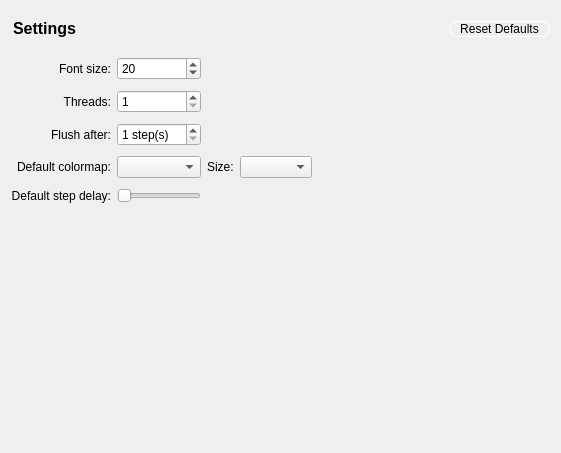
Above: src/gui/forms/settingspage.ui from evoplex/evoplex before the change. Below: the same form after it.
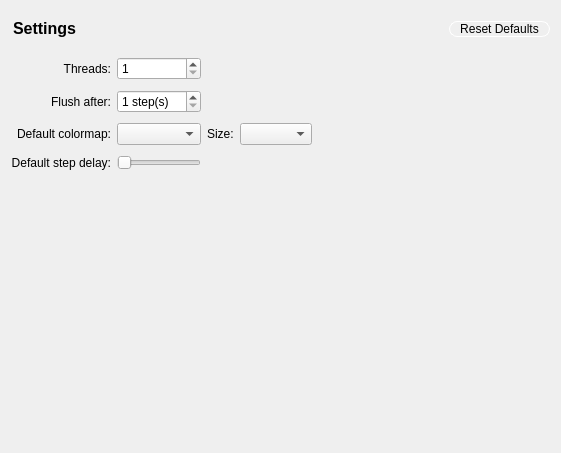
That is the form after the change.

Commit message: Enables high-DPI scaling + removes font size selector from SettingsPage

Diff of the .ui file:
```diff
--- a/src/gui/forms/settingspage.ui
+++ b/src/gui/forms/settingspage.ui
@@ -110,20 +110,34 @@
      <property name="verticalSpacing">
       <number>10</number>
      </property>
-     <item row="3" column="1">
-      <widget class="QComboBox" name="colormaps"/>
+     <item row="1" column="0">
+      <widget class="QLabel" name="label_6">
+       <property name="text">
+        <string>Flush after:</string>
+       </property>
+       <property name="alignment">
+        <set>Qt::AlignRight|Qt::AlignTrailing|Qt::AlignVCenter</set>
+       </property>
+      </widget>
      </item>
-     <item row="3" column="3">
-      <widget class="QComboBox" name="colormapsize">
-       <property name="minimumSize">
-        <size>
-         <width>50</width>
-         <height>0</height>
-        </size>
+     <item row="2" column="0">
+      <widget class="QLabel" name="label_3">
+       <property name="text">
+        <string>Default colormap:</string>
        </property>
+       <property name="alignment">
+        <set>Qt::AlignRight|Qt::AlignTrailing|Qt::AlignVCenter</set>
+       </property>
       </widget>
      </item>
-     <item row="2" column="1">
+     <item row="2" column="2">
+      <widget class="QLabel" name="label_4">
+       <property name="text">
+        <string>Size:</string>
+       </property>
+      </widget>
+     </item>
+     <item row="1" column="1">
       <widget class="QSpinBox" name="stepsToFlush">
        <property name="suffix">
         <string> step(s)</string>
@@ -133,7 +147,7 @@
        </property>
       </widget>
      </item>
-     <item row="4" column="1">
+     <item row="3" column="1">
       <widget class="QSlider" name="delay">
        <property name="maximum">
         <number>500</number>
@@ -149,14 +163,14 @@
        </property>
       </widget>
      </item>
-     <item row="1" column="1">
+     <item row="0" column="1">
       <widget class="QSpinBox" name="threads">
        <property name="minimum">
         <number>1</number>
        </property>
       </widget>
      </item>
-     <item row="4" column="0">
+     <item row="3" column="0">
       <widget class="QLabel" name="label_5">
        <property name="text">
         <string>Default step delay:</string>
@@ -166,7 +180,7 @@
        </property>
       </widget>
      </item>
-     <item row="1" column="0">
+     <item row="0" column="0">
       <widget class="QLabel" name="label_2">
        <property name="text">
         <string>Threads:</string>
@@ -176,53 +190,16 @@
        </property>
       </widget>
      </item>
-     <item row="2" column="0">
-      <widget class="QLabel" name="label_6">
-       <property name="text">
-        <string>Flush after:</string>
-       </property>
-       <property name="alignment">
-        <set>Qt::AlignRight|Qt::AlignTrailing|Qt::AlignVCenter</set>
-       </property>
-      </widget>
+     <item row="2" column="1">
+      <widget class="QComboBox" name="colormaps"/>
      </item>
-     <item row="3" column="0">
-      <widget class="QLabel" name="label_3">
-       <property name="text">
-        <string>Default colormap:</string>
-       </property>
-       <property name="alignment">
-        <set>Qt::AlignRight|Qt::AlignTrailing|Qt::AlignVCenter</set>
-       </property>
-      </widget>
-     </item>
-     <item row="3" column="2">
-      <widget class="QLabel" name="label_4">
-       <property name="text">
-        <string>Size:</string>
-       </property>
-      </widget>
-     </item>
-     <item row="0" column="0">
-      <widget class="QLabel" name="label_7">
-       <property name="text">
-        <string>Font size:</string>
-       </property>
-       <property name="alignment">
-        <set>Qt::AlignRight|Qt::AlignTrailing|Qt::AlignVCenter</set>
-       </property>
-      </widget>
-     </item>
-     <item row="0" column="1">
-      <widget class="QSpinBox" name="fontSize">
-       <property name="minimum">
-        <number>6</number>
-       </property>
-       <property name="maximum">
-        <number>22</number>
-       </property>
-       <property name="value">
-        <number>20</number>
+     <item row="2" column="3">
+      <widget class="QComboBox" name="colormapsize">
+       <property name="minimumSize">
+        <size>
+         <width>50</width>
+         <height>0</height>
+        </size>
        </property>
       </widget>
      </item>
```
The commit also changes 4 other files.
